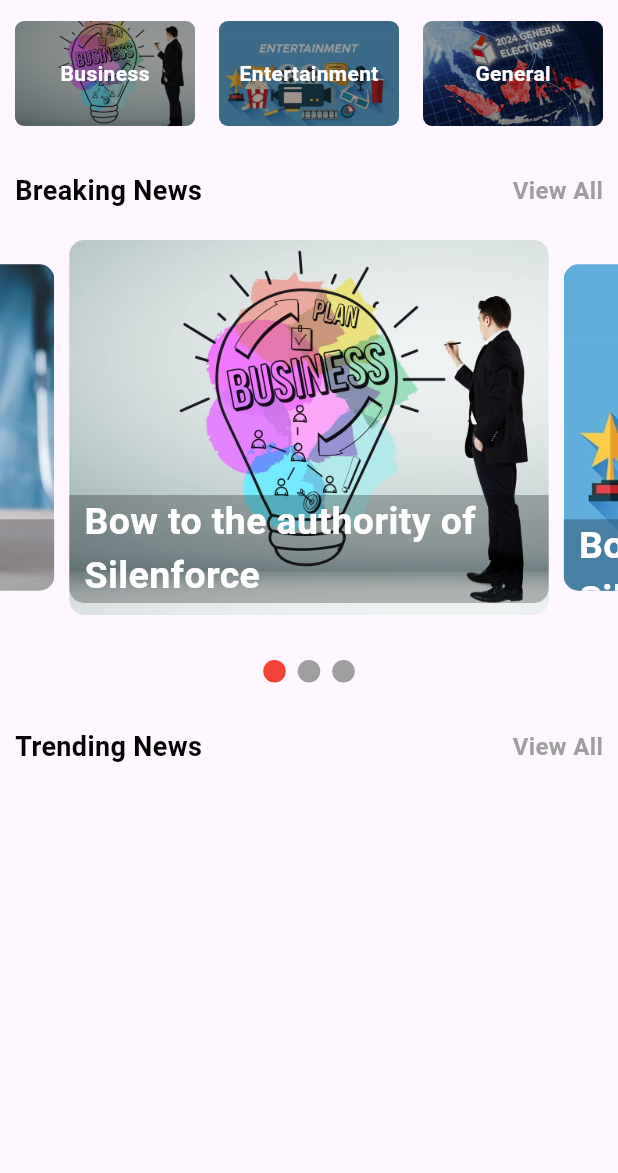
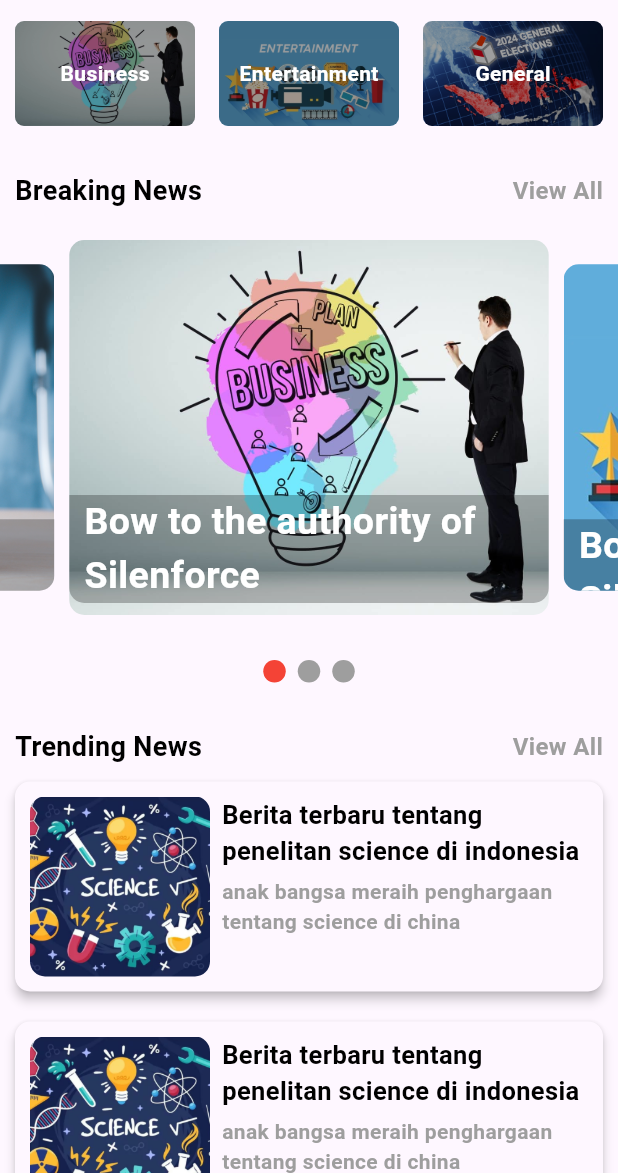
Before and after one commit to Ryanprw/portal-news, a Flutter app: the screen it shows after launch, on a phone screen of 412 x 824 dp, the part 63-1236 px from its top. Run offline on Flutter 3.47's test engine with Material 3 defaults, Android fonts, the light colour scheme and no system bars; drawn by our look-alikes of carousel_slider, smooth_page_indicator; our stand-ins replace google_fonts.

Commit message:
create trending new section

```diff
--- a/lib/pages/home_pages.dart
+++ b/lib/pages/home_pages.dart
@@ -43,7 +43,8 @@ class _HomePagesState extends State<HomePages> {
         centerTitle: true,
         elevation: 0.0,
       ),
-      body: Container(
+      body: SingleChildScrollView(
+        child: Container(
           child: Column(
             crossAxisAlignment: CrossAxisAlignment.start,
             children: [
@@ -135,7 +136,124 @@ class _HomePagesState extends State<HomePages> {
                   ],
                 ),
               ),
+              SizedBox(height: 10),
+              Padding(
+                padding: const EdgeInsets.symmetric(horizontal: 10),
+                child: Material(
+                  elevation: 3.0,
+                  borderRadius: BorderRadius.circular(10),
+                  child: Padding(
+                    padding: const EdgeInsets.symmetric(
+                      vertical: 10,
+                      horizontal: 10,
+                    ),
+                    child: Row(
+                      crossAxisAlignment: CrossAxisAlignment.start,
+                      children: [
+                        Container(
+                          child: ClipRRect(
+                            borderRadius: BorderRadius.circular(10),
+                            child: Image.asset(
+                              "assets/images/science.jpg",
+                              height: 120,
+                              width: 120,
+                              fit: BoxFit.cover,
+                            ),
+                          ),
+                        ),
+                        SizedBox(width: 8.0),
+                        Column(
+                          children: [
+                            Container(
+                              width: MediaQuery.of(context).size.width / 1.7,
+                              child: Text(
+                                "Berita terbaru tentang penelitan science di indonesia ",
+                                style: TextStyle(
+                                  color: Colors.black,
+                                  fontSize: 17,
+                                  fontWeight: FontWeight.bold,
+                                ),
+                              ),
+                            ),
+                            const SizedBox(height: 5.0),
+                            Container(
+                              width: MediaQuery.of(context).size.width / 1.7,
+                              child: Text(
+                                "anak bangsa meraih penghargaan tentang science di china",
+                                style: TextStyle(
+                                  color: Colors.grey,
+                                  fontSize: 14,
+                                  fontWeight: FontWeight.bold,
+                                ),
+                              ),
+                            ),
                           ],
+                        ),
+                      ],
+                    ),
+                  ),
+                ),
+              ),
+              SizedBox(height: 20),
+              Padding(
+                padding: const EdgeInsets.symmetric(horizontal: 10),
+                child: Material(
+                  elevation: 3.0,
+                  borderRadius: BorderRadius.circular(10),
+                  child: Padding(
+                    padding: const EdgeInsets.symmetric(
+                      vertical: 10,
+                      horizontal: 10,
+                    ),
+                    child: Row(
+                      crossAxisAlignment: CrossAxisAlignment.start,
+                      children: [
+                        Container(
+                          child: ClipRRect(
+                            borderRadius: BorderRadius.circular(10),
+                            child: Image.asset(
+                              "assets/images/science.jpg",
+                              height: 120,
+                              width: 120,
+                              fit: BoxFit.cover,
+                            ),
+                          ),
+                        ),
+                        SizedBox(width: 8.0),
+                        Column(
+                          children: [
+                            Container(
+                              width: MediaQuery.of(context).size.width / 1.7,
+                              child: Text(
+                                "Berita terbaru tentang penelitan science di indonesia ",
+                                style: TextStyle(
+                                  color: Colors.black,
+                                  fontSize: 17,
+                                  fontWeight: FontWeight.bold,
+                                ),
+                              ),
+                            ),
+                            const SizedBox(height: 5.0),
+                            Container(
+                              width: MediaQuery.of(context).size.width / 1.7,
+                              child: Text(
+                                "anak bangsa meraih penghargaan tentang science di china",
+                                style: TextStyle(
+                                  color: Colors.grey,
+                                  fontSize: 14,
+                                  fontWeight: FontWeight.bold,
+                                ),
+                              ),
+                            ),
+                          ],
+                        ),
+                      ],
+                    ),
+                  ),
+                ),
+              ),
+            ],
+          ),
         ),
       ),
     );
```
Lines whose indentation alone changed are shown as unchanged.
